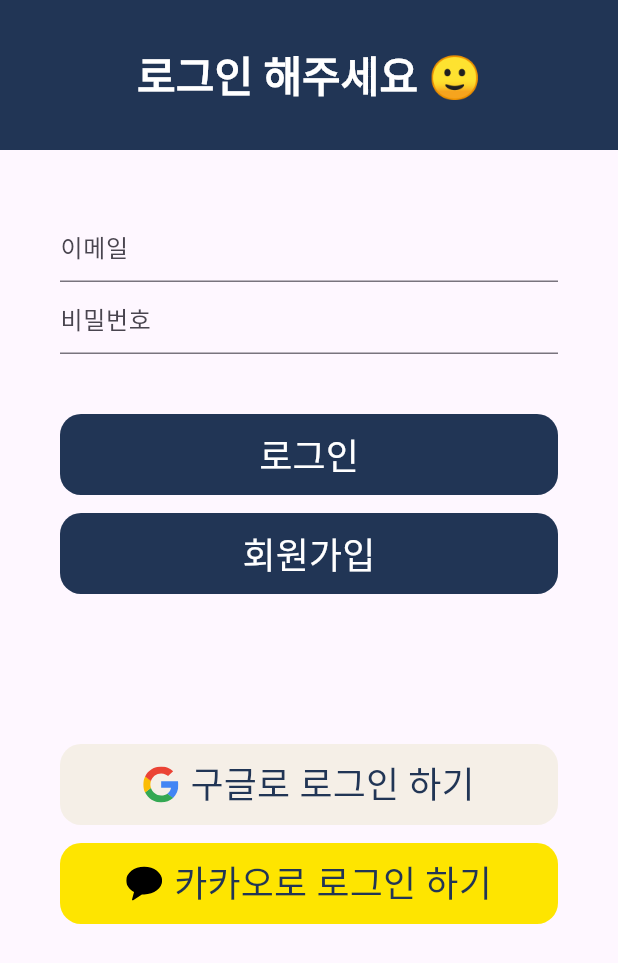
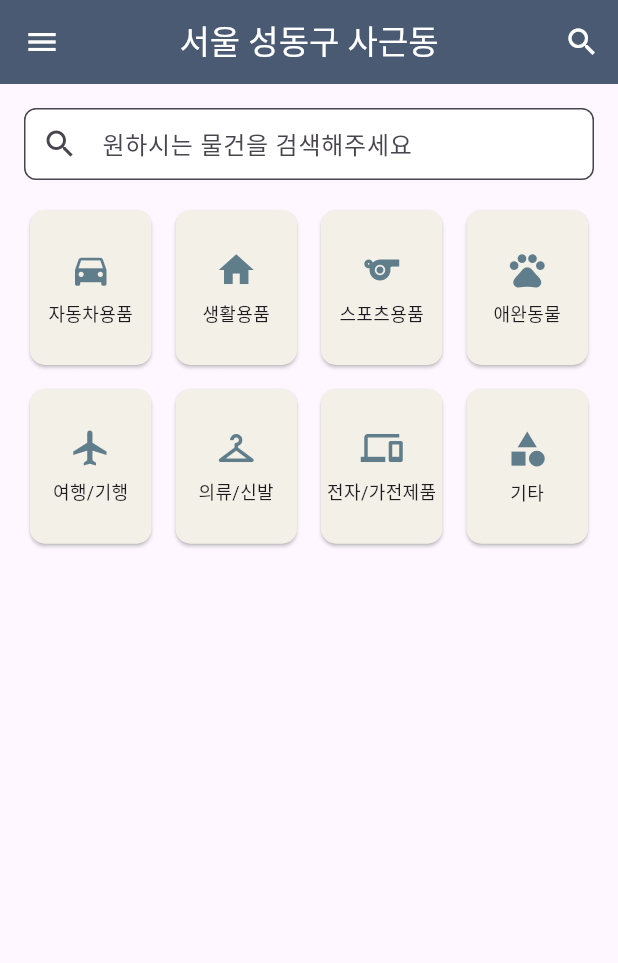
Before and after one commit to DECODINGBOT/2025_ESC, a Flutter app: the screen it shows after launch, on a phone screen of 412 x 824 dp. Shown: the top 963 px of the screen. Run offline on Flutter 3.47's test engine with Material 3 defaults, Android fonts, the phone set to English and light mode, and no system bars; our stand-ins replace firebase_auth, firebase_core, flutter_svg; accounts and stored records are empty; Roboto replaces fonts that are missing (NanumSquareRound).

Commit message:
home screen appbar, bottombar refactor

```diff
--- a/lib/main.dart
+++ b/lib/main.dart
@@ -1,45 +1,63 @@
 import 'package:firebase_core/firebase_core.dart';
 import 'package:flutter/material.dart';
 import 'package:provider/provider.dart';
+import 'package:sharing_items/screens/category_screen.dart';
 import 'package:sharing_items/src/service/auth_service.dart';
 import 'package:sharing_items/src/service/theme_service.dart';
 
 import 'package:sharing_items/screens/login_screen.dart';
 import 'package:sharing_items/screens/home_screen.dart';
 
-void main() async {
-  WidgetsFlutterBinding.ensureInitialized(); // main 함수에서 async 사용하기 위함
-  await Firebase.initializeApp(); // firebase 앱 시작
-  runApp(
-    MultiProvider(
-      providers: [
-        ChangeNotifierProvider(create: (context) => AuthService()),
-        ChangeNotifierProvider(create: (context) => ThemeService()),
-      ],
-      child: const MyApp(),
-    ),
-  );
-
+void main() {
+  runApp(const MyApp());
 }
 
-
 class MyApp extends StatelessWidget {
-  const MyApp({Key? key}) : super(key: key);
+  const MyApp({super.key});
 
   @override
   Widget build(BuildContext context) {
-    //final user = context.read<AuthService>().currentUser();
-    final user = context.watch<AuthService>().currentUser();
     return MaterialApp(
+      theme: ThemeData(fontFamily: 'NanumSquareRound'),
+      home: CategoryScreen(),
       debugShowCheckedModeBanner: false,
-
-      ///수정된 부분
-      routes: {
-        '/login': (_) => LoginPage(),
-        '/home': (_) => HomePage(),
-      },
-
-      home: user == null ? LoginPage() : HomePage(),
     );
   }
 }
+
+// void main() async {
+//   WidgetsFlutterBinding.ensureInitialized(); // main 함수에서 async 사용하기 위함
+//   await Firebase.initializeApp(); // firebase 앱 시작
+//   runApp(
+//     MultiProvider(
+//       providers: [
+//         ChangeNotifierProvider(create: (context) => AuthService()),
+//         ChangeNotifierProvider(create: (context) => ThemeService()),
+//       ],
+//       child: const MyApp(),
+//     ),
+//   );
+
+// }
+
+
+// class MyApp extends StatelessWidget {
+//   const MyApp({Key? key}) : super(key: key);
+
+//   @override
+//   Widget build(BuildContext context) {
+//     //final user = context.read<AuthService>().currentUser();
+//     final user = context.watch<AuthService>().currentUser();
+//     return MaterialApp(
+//       debugShowCheckedModeBanner: false,
+
+//       ///수정된 부분
+//       routes: {
+//         '/login': (_) => LoginPage(),
+//         '/home': (_) => HomePage(),
+//       },
+
+//       home: user == null ? LoginPage() : HomePage(),
+//     );
+//   }
+// }
--- a/lib/screens/category_screen.dart
+++ b/lib/screens/category_screen.dart
@@ -0,0 +1,101 @@
+import 'package:flutter/material.dart';
+import 'package:flutter/widgets.dart';
+
+class CategoryScreen extends StatefulWidget {
+  const CategoryScreen({super.key});
+
+  @override
+  State<CategoryScreen> createState() => _CategoryScreenState();
+}
+
+class _CategoryScreenState extends State<CategoryScreen> {
+  final List<Map<String, dynamic>> categories = [
+    {"icon": Icons.directions_car, "label": "자동차용품"},
+    {"icon": Icons.home, "label": "생활용품"},
+    {"icon": Icons.sports, "label": "스포츠용품"},
+    {"icon": Icons.pets, "label": "애완동물"},
+    {"icon": Icons.flight, "label": "여행/기행"},
+    {"icon": Icons.checkroom, "label": "의류/신발"},
+    {"icon": Icons.devices, "label": "전자/가전제품"},
+    {"icon": Icons.category, "label": "기타"},
+  ];
+
+  @override
+  Widget build(BuildContext context) {
+    return Scaffold(
+      appBar: AppBar(
+        backgroundColor: const Color(0xFF4A5A73), // 상단 파란색
+        title: const Text("서울 성동구 사근동", style: TextStyle(color: Colors.white)),
+        centerTitle: true,
+        leading: Icon(Icons.menu, color: Colors.white),
+        actions: [
+          IconButton(
+            icon: const Icon(Icons.search, color: Colors.white),
+            onPressed: () {},
+          ),
+        ],
+        elevation: 0,
+      ),
+      body: SingleChildScrollView(
+        padding: const EdgeInsets.all(16),
+        child: Column(
+          children: [
+            // 검색창
+            TextField(
+              decoration: InputDecoration(
+                hintText: "원하시는 물건을 검색해주세요",
+                prefixIcon: const Icon(Icons.search),
+                filled: true,
+                fillColor: Colors.white,
+                contentPadding: const EdgeInsets.symmetric(vertical: 0, horizontal: 16),
+                border: OutlineInputBorder(
+                  borderRadius: BorderRadius.circular(8),
+                  borderSide: BorderSide(color: Colors.grey.shade300),
+                ),
+              ),
+            ),
+            const SizedBox(height: 16),
+            // 카테고리 카드
+            GridView.builder(
+              physics: const NeverScrollableScrollPhysics(),
+              shrinkWrap: true,
+              itemCount: categories.length,
+              gridDelegate: const SliverGridDelegateWithFixedCrossAxisCount(
+                crossAxisCount: 4,
+                childAspectRatio: 0.8,
+                mainAxisSpacing: 8,
+                crossAxisSpacing: 8,
+              ),
+              itemBuilder: (context, index) {
+                final category = categories[index];
+                return Card(
+                  color: const Color(0xFFF3F0E8),
+                  shape: RoundedRectangleBorder(
+                      borderRadius: BorderRadius.circular(10)),
+                  child: InkWell(
+                    onTap: () {
+                      // 카테고리 클릭 이벤트
+                    },
+                    child: Column(
+                      mainAxisAlignment: MainAxisAlignment.center,
+                      children: [
+                        Icon(category['icon'], size: 28, color: Colors.blueGrey),
+                        const SizedBox(height: 6),
+                        Text(category['label'],
+                            textAlign: TextAlign.center,
+                            style: const TextStyle(fontSize: 12)),
+                      ],
+                    ),
+                  ),
+                );
+              },
+            ),
+            const SizedBox(height: 24),
+            // 물건 등록하기 버튼
+
+          ],
+        ),
+      ),
+    );
+  }
+}
```
Also changed, not shown: lib/screens/home_screen.dart (+51 -37 lines).
